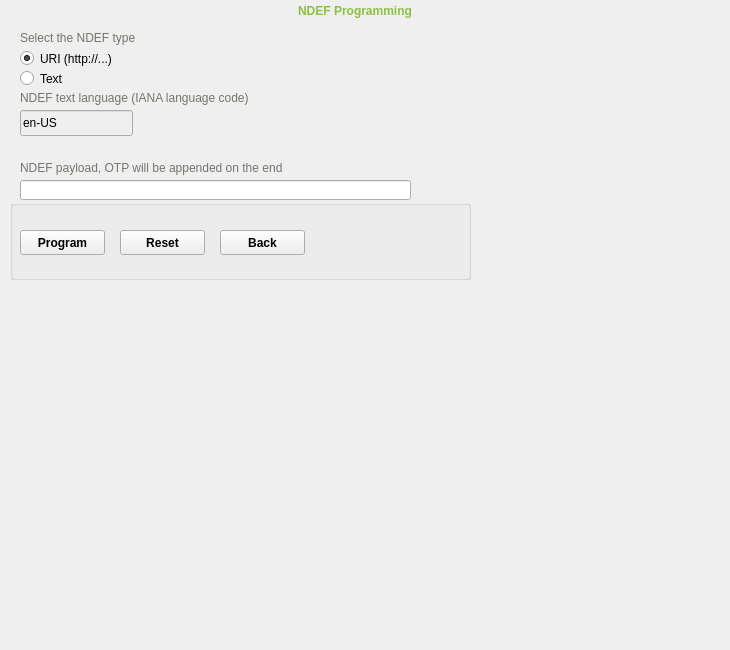
Before: the Qt Designer form src/ui/toolpage.ui in Yubico/yubikey-personalization-gui, drawn with Qt 5.
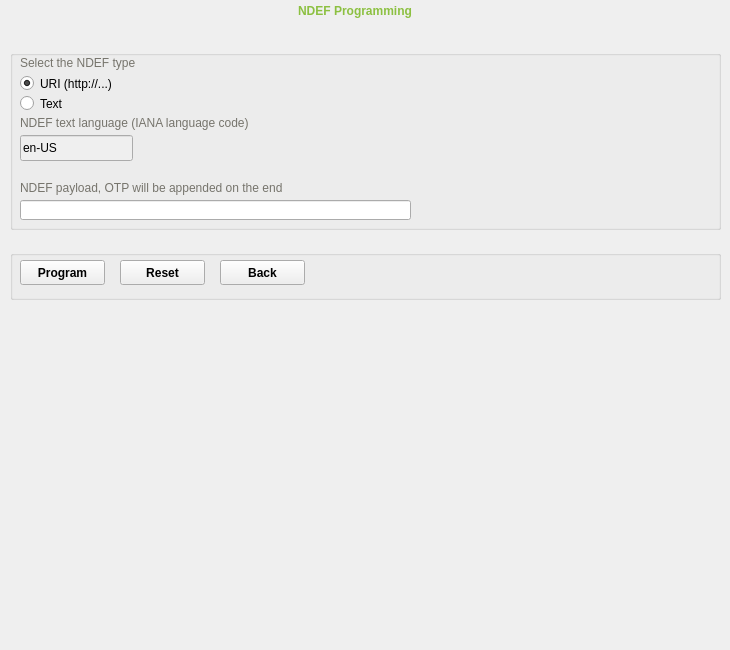
After: the same form once the commit is applied. The open tabs and pages were chosen to show the change.

Commit message: move boxes around on the toolpage

```diff
--- a/src/ui/toolpage.ui
+++ b/src/ui/toolpage.ui
@@ -954,9 +954,9 @@
     <property name="geometry">
      <rect>
       <x>10</x>
-      <y>200</y>
-      <width>461</width>
-      <height>80</height>
+      <y>250</y>
+      <width>711</width>
+      <height>50</height>
      </rect>
     </property>
     <property name="styleSheet">
@@ -966,7 +966,7 @@
      <property name="geometry">
       <rect>
        <x>10</x>
-       <y>30</y>
+       <y>10</y>
        <width>85</width>
        <height>25</height>
       </rect>
@@ -979,7 +979,7 @@
      <property name="geometry">
       <rect>
        <x>210</x>
-       <y>30</y>
+       <y>10</y>
        <width>85</width>
        <height>25</height>
       </rect>
@@ -992,7 +992,7 @@
      <property name="geometry">
       <rect>
        <x>110</x>
-       <y>30</y>
+       <y>10</y>
        <width>85</width>
        <height>25</height>
       </rect>
@@ -1002,20 +1002,20 @@
      </property>
     </widget>
    </widget>
-   <widget class="QWidget" name="ndefTypeWidget" native="true">
+   <widget class="QGroupBox" name="ndefTypeGroupBox">
     <property name="geometry">
      <rect>
       <x>10</x>
-      <y>30</y>
-      <width>551</width>
-      <height>181</height>
+      <y>50</y>
+      <width>711</width>
+      <height>180</height>
      </rect>
     </property>
     <widget class="QLabel" name="ndefTypeLabel">
      <property name="geometry">
       <rect>
        <x>10</x>
-       <y>0</y>
+       <y>5</y>
        <width>321</width>
        <height>16</height>
       </rect>
@@ -1032,7 +1032,7 @@
      <property name="geometry">
       <rect>
        <x>10</x>
-       <y>20</y>
+       <y>25</y>
        <width>151</width>
        <height>17</height>
       </rect>
@@ -1054,7 +1054,7 @@
      <property name="geometry">
       <rect>
        <x>10</x>
-       <y>40</y>
+       <y>45</y>
        <width>151</width>
        <height>17</height>
       </rect>
@@ -1086,7 +1086,7 @@
      <property name="geometry">
       <rect>
        <x>10</x>
-       <y>80</y>
+       <y>85</y>
        <width>113</width>
        <height>26</height>
       </rect>
@@ -1099,7 +1099,7 @@
      <property name="geometry">
       <rect>
        <x>10</x>
-       <y>60</y>
+       <y>65</y>
        <width>321</width>
        <height>16</height>
       </rect>
```
Left out of the diff: 22 changed lines with no effect on the pictures.
